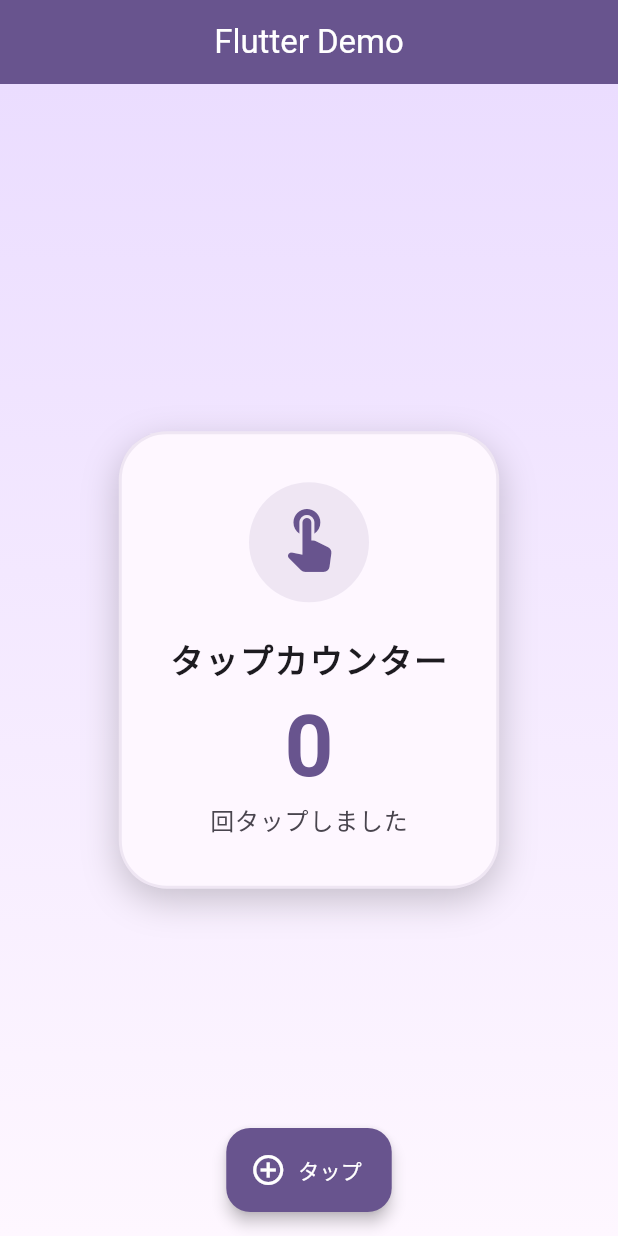
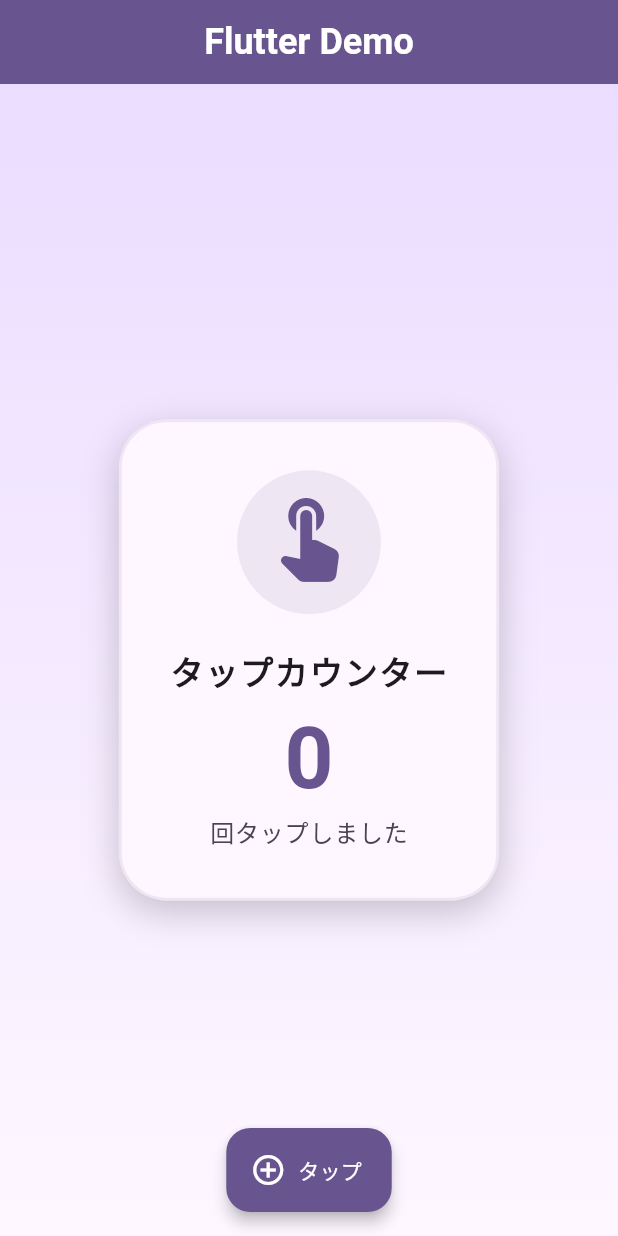
Before and after one commit to Koichi5/cursor_agent_sample, a Flutter app: the screen it shows after launch, on a phone screen of 412 x 824 dp. Run offline on Flutter 3.47's test engine with Material 3 defaults, Android fonts, the phone set to English and light mode, and no system bars.

Commit message:
feat: Update title style and icon size

```diff
--- a/lib/views/my_home_page/my_home_page.dart
+++ b/lib/views/my_home_page/my_home_page.dart
@@ -24,7 +24,14 @@ class _MyHomePageState extends State<MyHomePage> {
       appBar: AppBar(
         backgroundColor: theme.colorScheme.primary,
         foregroundColor: theme.colorScheme.onPrimary,
-        title: Text(widget.title),
+        title: Text(
+          widget.title,
+          style: TextStyle(
+            color: theme.colorScheme.onPrimary,
+            fontWeight: FontWeight.bold,
+            fontSize: 24,
+          ),
+        ),
         elevation: 4,
         centerTitle: true,
       ),
@@ -72,7 +79,7 @@ class _MyHomePageState extends State<MyHomePage> {
                       ),
                       child: Icon(
                         Icons.touch_app_rounded,
-                        size: 48,
+                        size: 64,
                         color: theme.colorScheme.primary,
                       ),
                     ),
```
